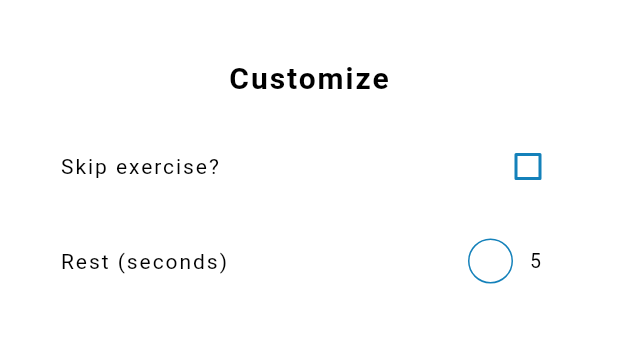
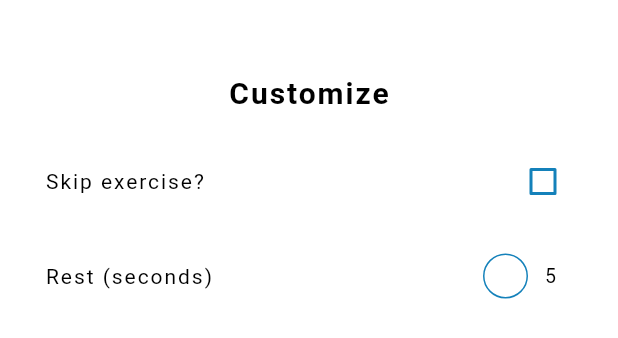
Before and after one commit to djock/fit-cards, a Flutter app: the CustomizeWorkoutModal widget shown alone on an empty page, opened directly with empty values, on a phone screen of 412 x 824 dp. Shown: the top 338 px of the screen. Run offline on Flutter 3.47's test engine with Material 2 defaults, Android fonts, the phone set to English and light mode, and no system bars; drawn by our look-alikes of numberpicker; our stand-ins replace assets_audio_player, confetti, firebase_auth, firebase_core, firebase_database, flutter_slidable and 6 more; missing offline and left inert: flutter_statusbarcolor; accounts and stored records are empty; generated files the repository leaves out were written again; network calls fail; statements that could not run were skipped.

Commit message:
Customize workout modal

```diff
--- a/lib/screens/workout_screens/workout_screen.dart
+++ b/lib/screens/workout_screens/workout_screen.dart
@@ -234,7 +234,7 @@ class _WorkoutScreenState extends State<WorkoutScreen>
         isScrollControlled: true,
         builder: (BuildContext context) {
           return FractionallySizedBox(
-            heightFactor: 0.4,
+            heightFactor: 0.35,
             child: CustomizeWorkoutModal(
               workoutController: _workoutController,
             ),
--- a/lib/widgets/customize_workout_modal.dart
+++ b/lib/widgets/customize_workout_modal.dart
@@ -45,12 +45,31 @@ class _CustomizeWorkoutModal extends State<CustomizeWorkoutModal> {
   @override
   Widget build(BuildContext context) {
     return Container(
-      padding: EdgeInsets.all(40),
+      padding: EdgeInsets.only(left: 30, right: 30, bottom: 30),
       color: AppTheme.widgetBackground(),
       child: Column(
         mainAxisSize: MainAxisSize.max,
         crossAxisAlignment: CrossAxisAlignment.start,
         children: <Widget>[
+          SizedBox(
+            height: 15,
+          ),
+          Row(
+            mainAxisAlignment: MainAxisAlignment.center,
+            children: [
+              Container(
+                decoration: BoxDecoration(
+                  borderRadius: BorderRadius.circular(8.0),
+                  color: Colors.white,
+                ),
+                height: 5,
+                width: 100,
+              ),
+            ],
+          ),
+          SizedBox(
+            height: 30,
+          ),
           Row(
             mainAxisAlignment: MainAxisAlignment.center,
             children: [
@@ -69,7 +88,7 @@ class _CustomizeWorkoutModal extends State<CustomizeWorkoutModal> {
             height: 20,
           ),
           Row(
-            mainAxisSize: MainAxisSize.min,
+            mainAxisSize: MainAxisSize.max,
             mainAxisAlignment: MainAxisAlignment.center,
             children: [
               _buildRoundsSelector(),
@@ -83,6 +102,7 @@ class _CustomizeWorkoutModal extends State<CustomizeWorkoutModal> {
             ],
           ),
           _buildDynamicSpace(),
+
           _buildExercisesList(),
         ],
       ),
```
Also changed, not shown: lib/widgets/exercises_list_modal.dart (+12 -6 lines).
